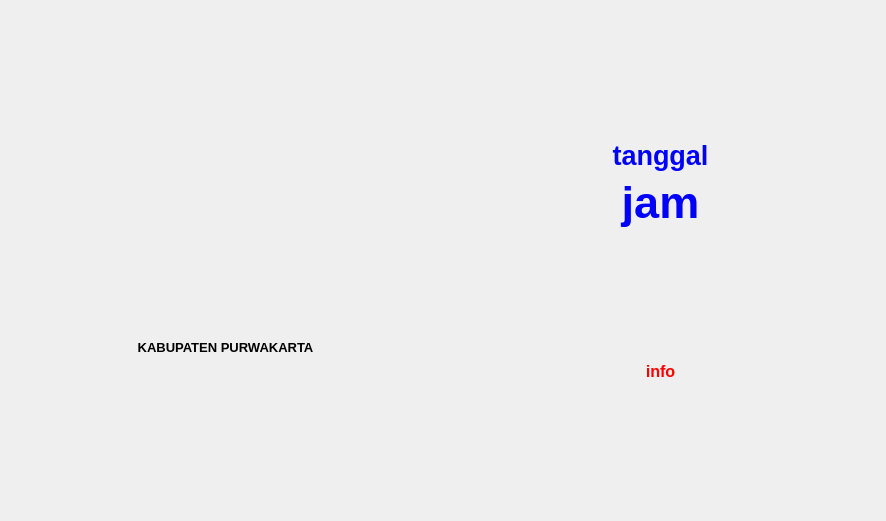
Before: the Qt Designer form main.ui in udibagas/Access-Door, drawn with Qt 5.
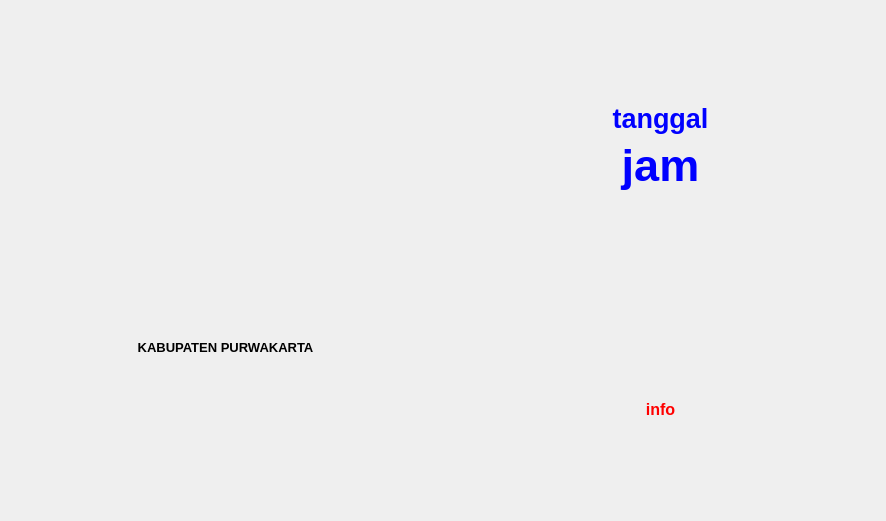
After: the same form once the commit is applied. Icons and pictures are not drawn.

```diff
--- a/main.ui
+++ b/main.ui
@@ -154,6 +154,26 @@
        </property>
       </widget>
      </item>
+     <item>
+      <spacer name="verticalSpacer_7">
+       <property name="orientation">
+        <enum>Qt::Vertical</enum>
+       </property>
+       <property name="sizeHint" stdset="0">
+        <size>
+         <width>20</width>
+         <height>40</height>
+        </size>
+       </property>
+      </spacer>
+     </item>
+     <item>
+      <widget class="QLabel" name="fp_image">
+       <property name="text">
+        <string/>
+       </property>
+      </widget>
+     </item>
      <item>
       <spacer name="verticalSpacer_3">
        <property name="orientation">
```
